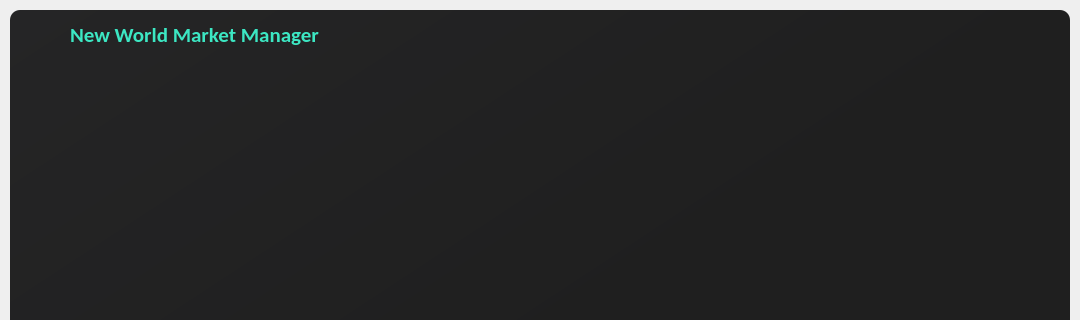
Qt form ui/marketmanager.ui (erickswong/New-World-Market-Manager) before a commit; both pictures show x 0 to 1080 and y 0 to 320 of the 1080 by 720 pixel window.
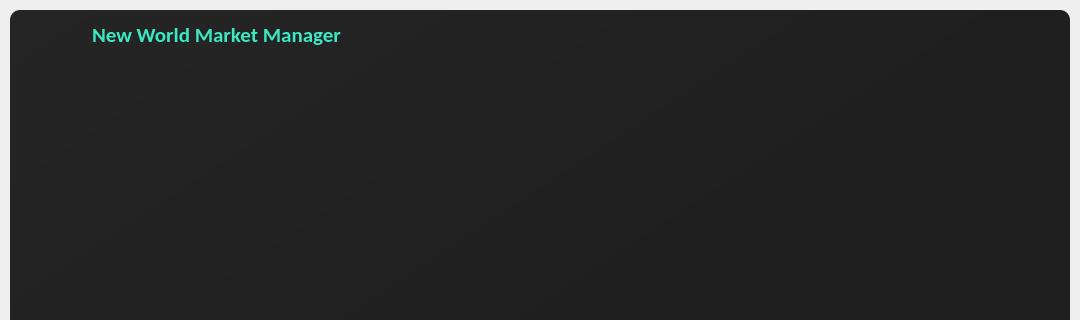
The same form after that commit. Icons and pictures are not drawn.

Commit message: Updated icons and added side bar

```diff
--- a/ui/marketmanager.ui
+++ b/ui/marketmanager.ui
@@ -71,7 +71,7 @@
         <widget class="QFrame" name="title_bar">
          <property name="minimumSize">
           <size>
-           <width>200</width>
+           <width>232</width>
            <height>50</height>
           </size>
          </property>
@@ -110,7 +110,7 @@
            <widget class="QFrame" name="frame_title">
             <property name="minimumSize">
              <size>
-              <width>50</width>
+              <width>82</width>
               <height>0</height>
              </size>
             </property>
@@ -122,7 +122,7 @@
             </property>
             <layout class="QHBoxLayout" name="horizontalLayout_2">
              <property name="spacing">
-              <number>10</number>
+              <number>0</number>
              </property>
              <property name="leftMargin">
               <number>0</number>
@@ -140,14 +140,53 @@
               <widget class="QFrame" name="frame_icon">
                <property name="minimumSize">
                 <size>
-                 <width>50</width>
-                 <height>0</height>
+                 <width>82</width>
+                 <height>50</height>
                 </size>
                </property>
                <property name="maximumSize">
                 <size>
-                 <width>50</width>
+                 <width>82</width>
                  <height>50</height>
+                </size>
+               </property>
+               <property name="styleSheet">
+                <string notr="true"/>
+               </property>
+               <property name="frameShape">
+                <enum>QFrame::StyledPanel</enum>
+               </property>
+               <property name="frameShadow">
+                <enum>QFrame::Raised</enum>
+               </property>
+               <layout class="QHBoxLayout" name="horizontalLayout_6">
+                <property name="spacing">
+                 <number>0</number>
+                </property>
+                <property name="leftMargin">
+                 <number>5</number>
+                </property>
+                <property name="topMargin">
+                 <number>5</number>
+                </property>
+                <property name="rightMargin">
+                 <number>5</number>
+                </property>
+                <property name="bottomMargin">
+                 <number>0</number>
+                </property>
+                <item>
+                 <widget class="QFrame" name="frame_icon_2">
+                  <property name="minimumSize">
+                   <size>
+                    <width>72</width>
+                    <height>45</height>
+                   </size>
+                  </property>
+                  <property name="maximumSize">
+                   <size>
+                    <width>72</width>
+                    <height>45</height>
                 </size>
                </property>
                <property name="styleSheet">
@@ -160,6 +199,9 @@
                <property name="frameShadow">
                 <enum>QFrame::Raised</enum>
                </property>
+                 </widget>
+                </item>
+               </layout>
               </widget>
              </item>
              <item>
```
Left out of the diff: 104 changed lines with no effect on the pictures. Lines whose indentation alone changed are shown as unchanged. The commit also changes 9 other files.
